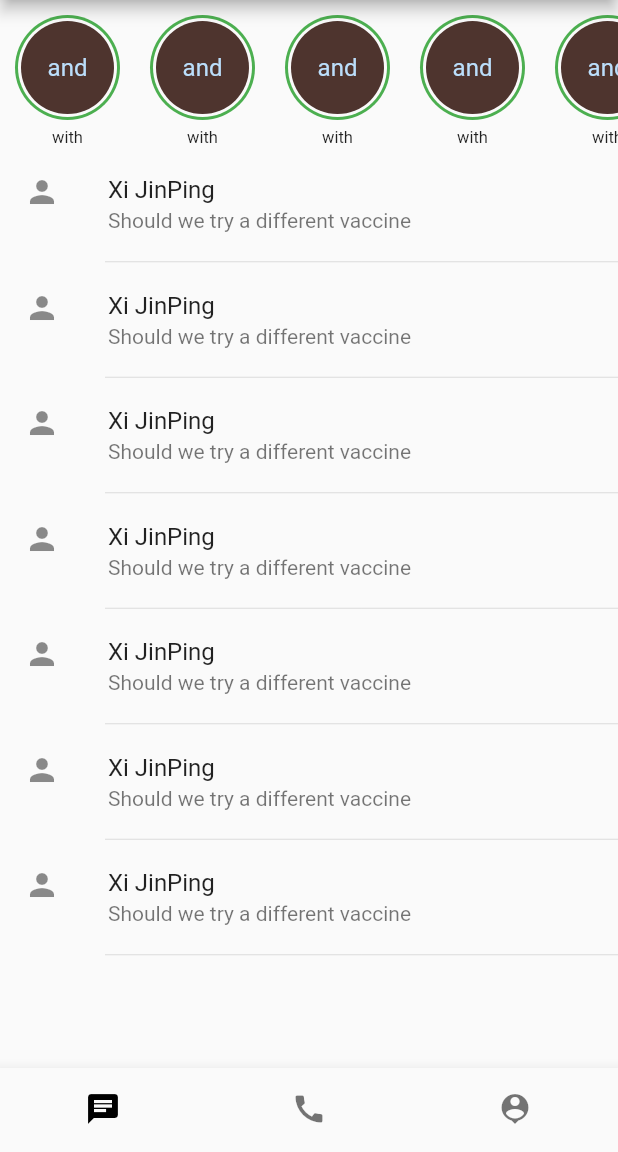
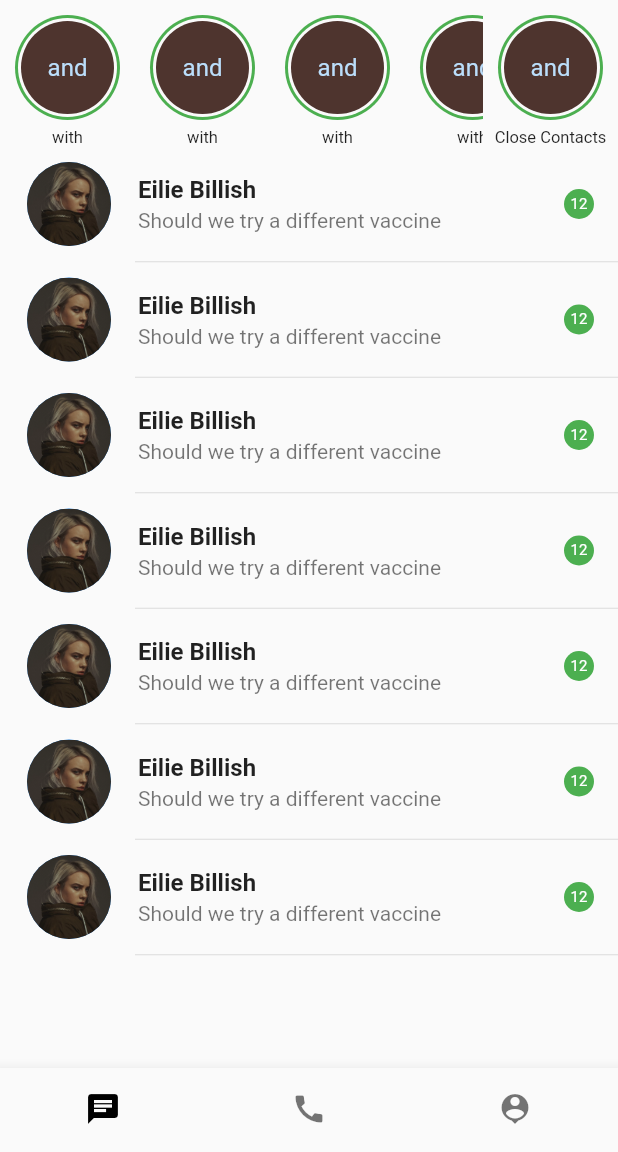
Before and after one commit to 0xV4L3NT1N3/whatsgram, a Flutter app: the screen it shows after launch, on a phone screen of 412 x 824 dp, the part 84-1236 px from its top. Run offline on Flutter 3.47's test engine with Material 2 defaults, Android fonts, the phone set to English and light mode, and no system bars.

```diff
--- a/lib/calls.dart
+++ b/lib/calls.dart
@@ -25,7 +25,14 @@ class _CallsState extends State<Calls> {
             return Column(
               children: [
                 ListTile(
-                  leading: Icon(Icons.person),
+                  leading: SizedBox(
+                    height: 60,
+                    width: 60,
+                    child: CircleAvatar(
+                      radius: 50,
+                      backgroundImage: AssetImage('images/chatphoto.png'),
+                    ),
+                  ),
                   title: Text(
                     'Xi JinPing',
                     style: TextStyle(fontWeight: FontWeight.bold),
@@ -34,7 +41,7 @@ class _CallsState extends State<Calls> {
                   trailing: Icon(Icons.call),
                 ),
                 Divider(
-                  indent: 70,
+                  indent: 90,
                   height: 5,
                 )
               ],
--- a/lib/home.dart
+++ b/lib/home.dart
@@ -66,6 +66,38 @@ class _HomeState extends State<Home> {
                       );
                     }),
               ),
+              Column(
+                children: [
+                  Padding(
+                    padding: EdgeInsets.only(
+                        top: 10, left: 10, right: 10, bottom: 5),
+                    //Layering Circle Avatars to achieve the gradient bordered stories
+                    child: CircleAvatar(
+                      radius: 35,
+                      backgroundColor: Colors.green,
+                      child: CircleAvatar(
+                        radius: 33,
+                        backgroundColor: Colors.grey[50],
+                        child: CircleAvatar(
+                          radius: 31,
+                          backgroundColor: Colors.brown.shade800,
+                          child: Text(items[2]),
+                        ),
+                      ),
+                    ),
+                  ),
+                  Container(
+                    width: 80,
+                    child: Center(
+                      child: Text(
+                        'Close Contacts',
+                        style: TextStyle(fontSize: 11),
+                        overflow: TextOverflow.ellipsis,
+                      ),
+                    ),
+                  )
+                ],
+              ),
             ],
           ),
         ),
@@ -78,12 +110,32 @@ class _HomeState extends State<Home> {
                 return Column(
                   children: [
                     ListTile(
-                      leading: Icon(Icons.person),
-                      title: Text('Xi JinPing'),
+                      leading: SizedBox(
+                        height: 60,
+                        width: 60,
+                        child: CircleAvatar(
+                          radius: 50,
+                          backgroundImage: AssetImage('images/chatphoto.png'),
+                        ),
+                      ),
+                      title: Text(
+                        'Eilie Billish',
+                        style: TextStyle(fontWeight: FontWeight.bold),
+                      ),
                       subtitle: Text('Should we try a different vaccine'),
+                      trailing: Container(
+                        height: 20,
+                        width: 20,
+                        decoration: BoxDecoration(
+                            color: Colors.green, shape: BoxShape.circle),
+                        child: Center(
+                            child: Text('12',
+                                style: TextStyle(
+                                    color: Colors.white, fontSize: 10))),
+                      ),
                     ),
                     Divider(
-                      indent: 70,
+                      indent: 90,
                       height: 5,
                     )
                   ],
--- a/lib/main.dart
+++ b/lib/main.dart
@@ -21,11 +21,10 @@ class _WhatsgramState extends State<Whatsgram> {
     return MaterialApp(
       debugShowCheckedModeBanner: false,
       title: 'Whatsgram',
-      theme: ThemeData(
-        visualDensity: VisualDensity.adaptivePlatformDensity,
-      ),
+      theme: ThemeData(visualDensity: VisualDensity.adaptivePlatformDensity),
       home: Scaffold(
         appBar: AppBar(
+          elevation: 0,
           title: Text(
             'Whatsgram',
             style: TextStyle(
@@ -50,7 +49,7 @@ class _WhatsgramState extends State<Whatsgram> {
               ),
             ),
           ],
-          backgroundColor: Colors.white,
+          backgroundColor: Colors.grey[50],
         ),
         body: PageView(
           controller: _pageController,
--- a/lib/profile.dart
+++ b/lib/profile.dart
@@ -27,6 +27,7 @@ class _CallsState extends State<Profile> {
                   backgroundColor: Colors.black,
                   elevation: 0,
                   mini: true,
+                  onPressed: () {},
                   child: Icon(Icons.camera_alt_rounded),
                 ),
               ),
```
Also changed, not shown: images/chatphoto.png (added).
